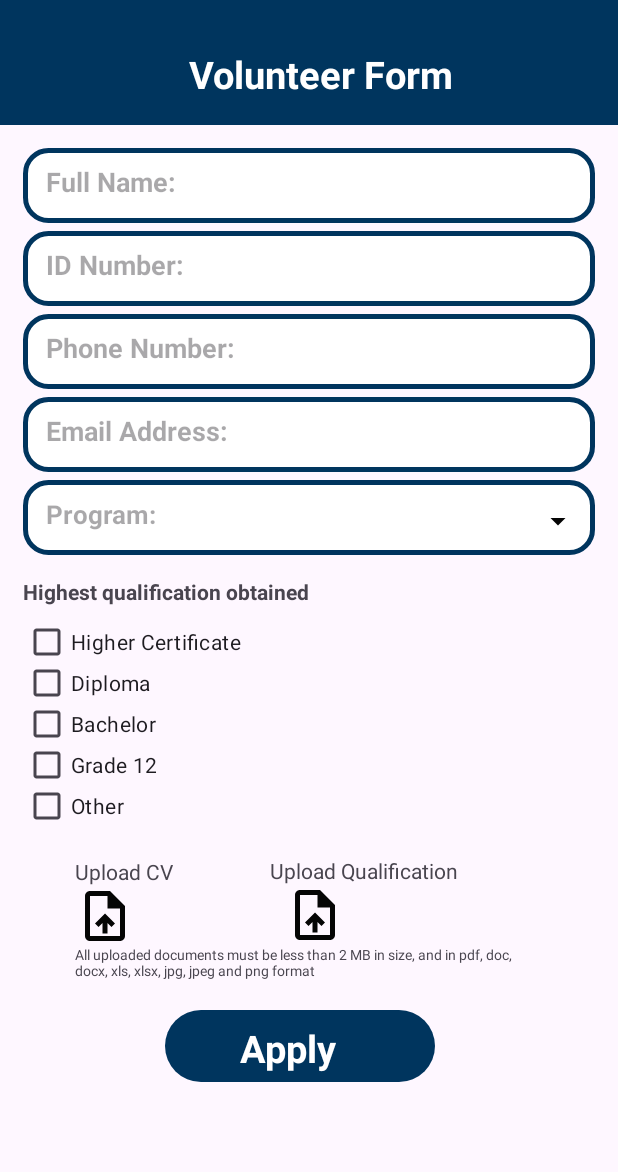
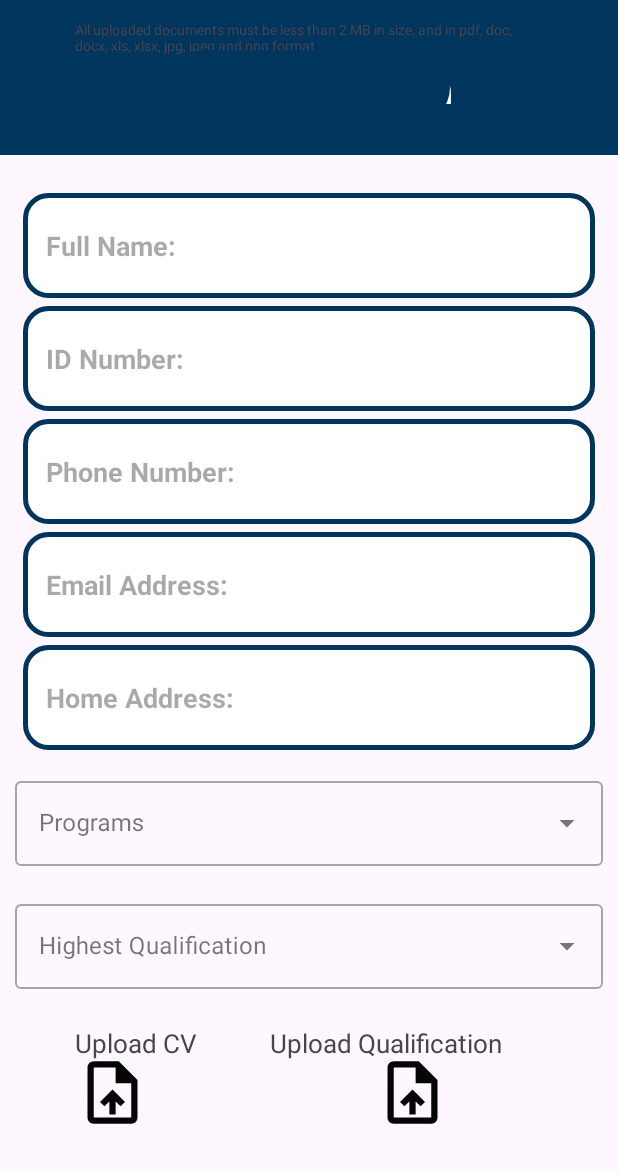
Before and after one commit to ThorisoG/Mvula-Trust-Application, an Android app: the fragment Volunteer_form placed in its activity, on a phone screen of 412 x 824 dp, the part 64-1236 px from its top. Run offline under Robolectric (Android 15) with nearby library versions, the phone set to English and light mode, and no system bars.

Commit message:
volunteer form

```diff
--- a/app/src/main/java/com/example/mvulatrustmobileapp/Volunteer_form.kt
+++ b/app/src/main/java/com/example/mvulatrustmobileapp/Volunteer_form.kt
@@ -5,6 +5,9 @@ import androidx.fragment.app.Fragment
 import android.view.LayoutInflater
 import android.view.View
 import android.view.ViewGroup
+import android.widget.ArrayAdapter
+import android.widget.AutoCompleteTextView
+import android.widget.Toast
 
 // TODO: Rename parameter arguments, choose names that match
 // the fragment initialization parameters, e.g. ARG_ITEM_NUMBER
@@ -29,13 +32,57 @@ class Volunteer_form : Fragment() {
         }
     }
 
+    override fun onViewCreated(view: View, savedInstanceState: Bundle?) {
+        super.onViewCreated(view, savedInstanceState)
+
+        val items = listOf(
+            "Water Resource Management",
+            "Training and Advocacy",
+            "Sustainable Water and Sanitation",
+            "Local Government Support",
+            "Infrastructure Creation and Property Development"
+        )
+
+        val autoComplete1: AutoCompleteTextView =
+            view.findViewById(R.id.auto_complete1) // Use a different ID
+        val adapter1 = ArrayAdapter(requireContext(), R.layout.list_item, items)
+        autoComplete1.setAdapter(adapter1)
+
+        autoComplete1.setOnItemClickListener { _, _, i, _ ->
+            val itemSelected = adapter1.getItem(i)
+            Toast.makeText(requireContext(), "Item: $itemSelected", Toast.LENGTH_SHORT).show()
+        }
+
+        val itemList = listOf(
+            "Higher Certificate",
+            "Grade 10",
+            "Matrix",
+            "Diploma",
+            "Degree",
+            "Other"
+        )
+
+        val autoComplete2: AutoCompleteTextView =
+            view.findViewById(R.id.auto_complete2) // Use a different ID
+        val adapter2 = ArrayAdapter(requireContext(), R.layout.list_items, itemList)
+        autoComplete2.setAdapter(adapter2)
+
+        autoComplete2.setOnItemClickListener { _, _, i, _ ->
+            val itemSelected = adapter2.getItem(i)
+            Toast.makeText(requireContext(), "Item: $itemSelected", Toast.LENGTH_SHORT).show()
+        }
+    }
+
+
     override fun onCreateView(
         inflater: LayoutInflater, container: ViewGroup?,
         savedInstanceState: Bundle?
     ): View? {
         // Inflate the layout for this fragment
         return inflater.inflate(R.layout.fragment_volunteer_form, container, false)
+
     }
+
 
     companion object {
         /**
--- a/app/src/main/res/layout/fragment_donation.xml
+++ b/app/src/main/res/layout/fragment_donation.xml
@@ -38,7 +38,7 @@
             android:id="@+id/gridLayout5"
             android:layout_width="match_parent"
             android:layout_height="match_parent"
-            android:layout_marginLeft="55dp"
+            android:layout_marginLeft="180dp"
             android:layout_marginTop="110dp"
             android:layout_marginBottom="400dp"
             android:columnCount="2"
--- a/app/src/main/res/layout/fragment_volunteer_form.xml
+++ b/app/src/main/res/layout/fragment_volunteer_form.xml
@@ -11,7 +11,7 @@
     <RelativeLayout
         android:id="@+id/relativeLayout1"
         android:layout_width="match_parent"
-        android:layout_height="70dp"
+        android:layout_height="90dp"
         android:background="#00355E">
 
         <TextView
@@ -21,7 +21,7 @@
             android:layout_alignParentEnd="true"
             android:layout_alignParentBottom="true"
             android:layout_marginEnd="110dp"
-            android:layout_marginBottom="0dp"
+            android:layout_marginBottom="10dp"
             android:text="Volunteer Form"
             android:textColor="@color/white"
             android:textSize="25sp"
@@ -31,13 +31,14 @@
     <LinearLayout
         android:layout_width="match_parent"
         android:layout_height="wrap_content"
-        android:layout_marginTop="70dp"
-        android:orientation="vertical">
+        android:layout_marginTop="100dp"
+        android:orientation="vertical"
+        android:focusableInTouchMode="true">
 
         <EditText
             android:id="@+id/userName"
             android:layout_width="match_parent"
-            android:layout_height="50dp"
+            android:layout_height="70dp"
             android:layout_margin="15dp"
             android:layout_marginLeft="15dp"
             android:layout_marginRight="15dp"
@@ -53,7 +54,7 @@
         <EditText
             android:id="@+id/email"
             android:layout_width="match_parent"
-            android:layout_height="50dp"
+            android:layout_height="70dp"
             android:layout_marginLeft="15dp"
             android:layout_marginTop="-10dp"
             android:layout_marginRight="15dp"
@@ -67,7 +68,7 @@
 
         <EditText
             android:layout_width="match_parent"
-            android:layout_height="50dp"
+            android:layout_height="70dp"
             android:layout_marginLeft="15dp"
             android:layout_marginTop="5dp"
             android:layout_marginRight="15dp"
@@ -81,7 +82,7 @@
 
         <EditText
             android:layout_width="match_parent"
-            android:layout_height="50dp"
+            android:layout_height="70dp"
             android:layout_marginLeft="15dp"
             android:layout_marginTop="0dp"
             android:layout_marginRight="15dp"
@@ -95,113 +96,80 @@
 
         <EditText
             android:layout_width="match_parent"
-            android:layout_height="50dp"
+            android:layout_height="70dp"
             android:layout_marginLeft="15dp"
             android:layout_marginTop="0dp"
             android:layout_marginRight="15dp"
-            android:layout_marginBottom="15dp"
+            android:layout_marginBottom="5dp"
             android:background="@drawable/shape_background"
-            android:hint="Program:"
-            android:inputType="textPersonName"
+            android:hint="Home Address: "
+            android:inputType="phone"
             android:padding="15dp"
-            android:textSize="17sp"
+            android:textSize="18sp"
             android:textStyle="bold" />
 
-        <ImageView
-            android:layout_width="wrap_content"
-            android:layout_height="match_parent"
-            android:src="@drawable/arrow_drop_down_icon"
-            android:layout_marginTop="-50dp"
-            android:layout_marginStart="360dp"/>
-
-        <TextView
-            android:id="@+id/textView16"
-            android:layout_width="wrap_content"
-            android:layout_height="wrap_content"
-            android:layout_marginLeft="15dp"
-            android:layout_marginTop="25dp"
-            android:layout_marginRight="15dp"
-            android:layout_marginBottom="15dp"
-            android:text="Highest qualification obtained"
-            android:textStyle="bold"/>
-
-        <CheckBox
-            android:id="@+id/checkBox"
+        <com.google.android.material.textfield.TextInputLayout
             android:layout_width="match_parent"
             android:layout_height="wrap_content"
-            android:layout_marginLeft="15dp"
-            android:layout_marginTop="-15dp"
-            android:layout_marginRight="10dp"
-            android:layout_marginBottom="-15dp"
-            android:text="Higher Certificate" />
+            android:layout_margin="10dp"
+            style="@style/Widget.MaterialComponents.TextInputLayout.OutlinedBox.ExposedDropdownMenu">
+            <AutoCompleteTextView
+                android:id="@+id/auto_complete1"
+                android:layout_width="match_parent"
+                android:layout_height="wrap_content"
+                android:hint="@string/item_label"
+                android:inputType="none"
+                android:text="" />
+        </com.google.android.material.textfield.TextInputLayout>
 
-        <CheckBox
-            android:id="@+id/checkBox2"
+        <com.google.android.material.textfield.TextInputLayout
             android:layout_width="match_parent"
             android:layout_height="wrap_content"
-            android:layout_marginLeft="15dp"
-            android:layout_marginTop="-5dp"
-            android:layout_marginRight="10dp"
-            android:layout_marginBottom="-15dp"
-            android:text="Diploma" />
+            android:layout_margin="10dp"
+            style="@style/Widget.MaterialComponents.TextInputLayout.OutlinedBox.ExposedDropdownMenu">
 
-        <CheckBox
-            android:id="@+id/checkBox4"
-            android:layout_width="match_parent"
-            android:layout_height="wrap_content"
-            android:layout_marginLeft="15dp"
-            android:layout_marginTop="-5dp"
-            android:layout_marginRight="10dp"
-            android:layout_marginBottom="-15dp"
-            android:text="Bachelor" />
+            <AutoCompleteTextView
+                android:id="@+id/auto_complete2"
+                android:layout_width="match_parent"
+                android:layout_height="wrap_content"
+                android:hint="@string/Qualification"
+                android:inputType="none"
+                android:text="" />
+        </com.google.android.material.textfield.TextInputLayout>
 
-        <CheckBox
-            android:id="@+id/checkBox5"
-            android:layout_width="match_parent"
-            android:layout_height="wrap_content"
-            android:layout_marginLeft="15dp"
-            android:layout_marginTop="-5dp"
-            android:layout_marginRight="10dp"
-            android:layout_marginBottom="-15dp"
-            android:text="Grade 12" />
-
-        <CheckBox
-            android:id="@+id/checkBox6"
-            android:layout_width="match_parent"
-            android:layout_height="wrap_content"
-            android:layout_marginLeft="15dp"
-            android:layout_marginTop="-5dp"
-            android:layout_marginRight="10dp"
-            android:layout_marginBottom="15dp"
-            android:text="Other" />
+    </LinearLayout>
 
         <TextView
             android:layout_width="wrap_content"
             android:layout_height="wrap_content"
             android:layout_marginStart="50dp"
-            android:layout_marginTop="-5dp"
-            android:text="Upload CV" />
+            android:layout_marginTop="670dp"
+            android:text="Upload CV"
+            android:textSize="17dp"/>
 
         <ImageView
             android:id="@+id/imageView13"
             android:src="@drawable/upload_file_icon"
-            android:layout_width="40dp"
-            android:layout_height="40dp"
-            android:layout_marginStart="50dp" />
+            android:layout_width="50dp"
+            android:layout_height="50dp"
+            android:layout_marginStart="50dp"
+            android:layout_marginTop="690dp" />
 
         <TextView
             android:layout_width="wrap_content"
             android:layout_height="wrap_content"
             android:layout_marginStart="180dp"
-            android:layout_marginTop="-60dp"
-            android:text="Upload Qualification" />
+            android:layout_marginTop="670dp"
+            android:text="Upload Qualification"
+            android:textSize="17dp"/>
 
         <ImageView
             android:id="@+id/imageView16"
             android:src="@drawable/upload_file_icon"
-            android:layout_width="40dp"
-            android:layout_height="40dp"
-            android:layout_marginStart="190dp" />
+            android:layout_width="50dp"
+            android:layout_height="50dp"
+            android:layout_marginStart="250dp"
+            android:layout_marginTop="690dp"/>
 
         <TextView
             android:layout_width="wrap_content"
@@ -214,8 +182,8 @@
 
         <ImageButton
             android:id="@+id/imageButton"
-            android:layout_width="180dp"
-            android:layout_height="48dp"
+            android:layout_width="190dp"
+            android:layout_height="50dp"
             android:contentDescription="Click on program for more details"
             android:background="@drawable/button_bg2"
             android:layout_marginTop="20dp"
@@ -232,7 +200,5 @@
             android:layout_marginStart="160dp"
             android:textSize="25sp"
             android:layout_marginTop="-40dp"/>
-    </LinearLayout>
-
 
 </androidx.coordinatorlayout.widget.CoordinatorLayout>
--- a/app/src/main/res/values/strings.xml
+++ b/app/src/main/res/values/strings.xml
@@ -5,4 +5,6 @@
     <string name="close_nav">Close Navigation Drawer</string>
     <!-- TODO: Remove or change this placeholder text -->
     <string name="hello_blank_fragment">Hello blank fragment</string>
+    <string name="item_label">Programs</string>
+    <string name="Qualification">Highest Qualification</string>
 </resources>
```
Also changed, not shown: app/src/main/res/layout/fragment_user_settings.xml (+93 -14 lines), app/src/main/res/layout/list_item.xml (added, +12 -0 lines), app/src/main/res/layout/list_items.xml (added, +12 -0 lines).
